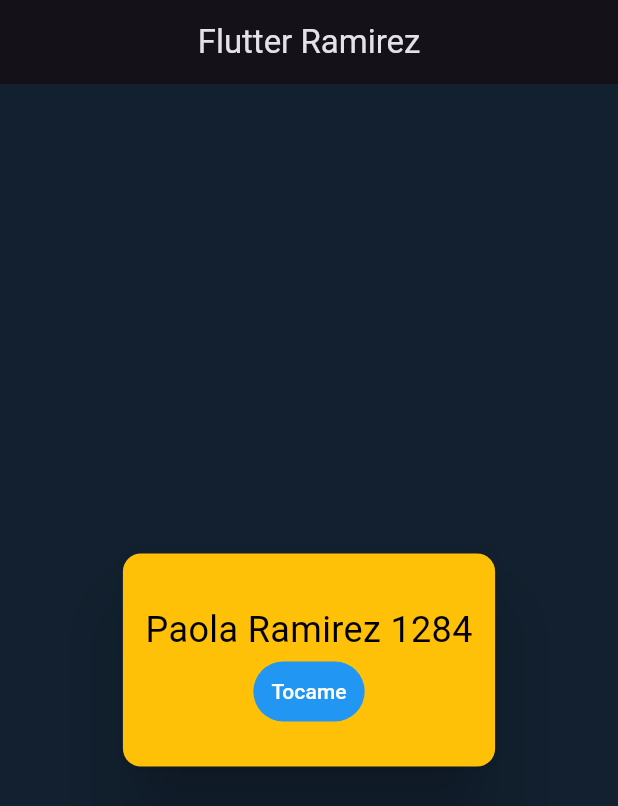
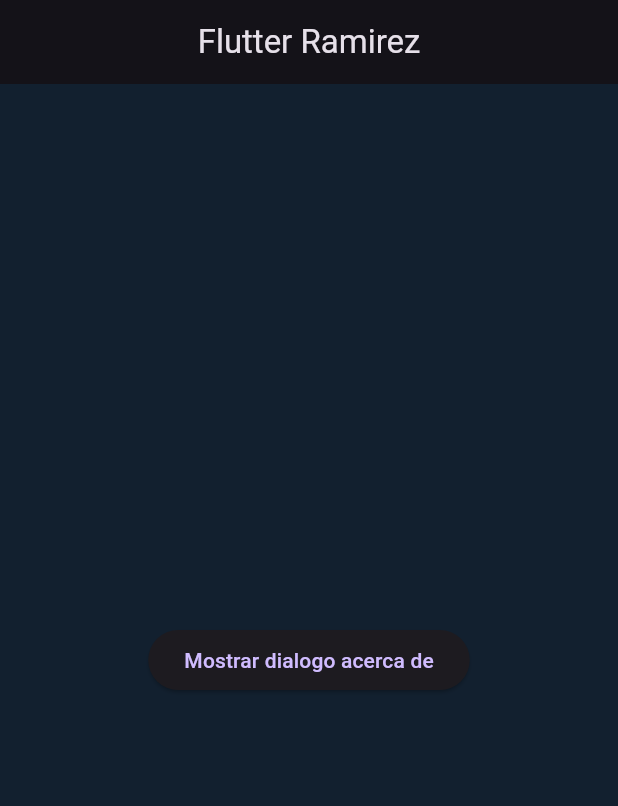
Before and after one commit to Paola-ramirez128/CursoFlutter1284, a Flutter app: the screen it shows after launch, on a phone screen of 412 x 824 dp. Shown: the top 806 px of the screen. Run offline on Flutter 3.47's test engine with Material 3 defaults, Android fonts, the phone set to English and light mode, and no system bars.

Commit message:
ejemplo de Dialogo de Alerta

```diff
--- a/lib/main.dart
+++ b/lib/main.dart
@@ -1,5 +1,6 @@
 import 'package:flutter/material.dart';
-import 'package:ramirezcurso/mi_widgets/mi_tarjeta.dart';
+import 'package:ramirezcurso/mi_widgets/dialogo_acerca_de.dart';
+//import 'package:ramirezcurso/mi_widgets/mi_tarjeta.dart';
 
 const Color darkBlue = Color(0xFF12202F);
 
@@ -19,7 +20,8 @@ class MiTarjeta extends StatelessWidget {
           title: const Text("Flutter Ramirez"),
           centerTitle: true,
         ),
-        body: const LaTarjeta(),
+        //body: const LaTarjeta(),
+        body: const DialogoAcerca(),
       ),
     );
   }
--- /dev/null
+++ b/lib/mi_widgets/dialogo_acerca_de.dart
@@ -0,0 +1,33 @@
+import 'package:flutter/material.dart';
+
+class DialogoAcerca extends StatefulWidget {
+  const DialogoAcerca({Key? key}) : super(key: key);
+
+  @override
+  State<DialogoAcerca> createState() => _DialogoAcercaState();
+}
+
+class _DialogoAcercaState extends State<DialogoAcerca> {
+  @override
+  Widget build(BuildContext context) {
+    return Center(
+      child: ElevatedButton(
+        child: Text('Mostrar dialogo acerca de'),
+        onPressed: () {
+          showDialog(
+            context: context,
+            builder: (context) => const AboutDialog(
+              applicationIcon: FlutterLogo(),
+              applicationLegalese: 'Legal',
+              applicationName: 'Flutter App 1284',
+              applicationVersion: 'version 1.0.0',
+              children: [
+                Text('Este texto es creado por alerta'),
+              ],
+            ),
+          );
+        },
+      ),
+    );
+  }
+}
```
Also changed, not shown: z_recursos/dialogo.png (added), z_recursos/dialogor.png (added), 1 other file.
